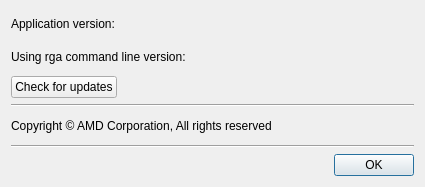
Old version of the form RadeonGPUAnalyzerGUI/Ui/rgAboutDialog.ui in the repository GPUOpen-Tools/radeon_gpu_analyzer.
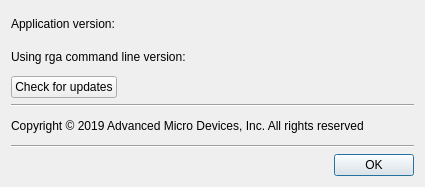
New version of the form.

```diff
--- a/RadeonGPUAnalyzerGUI/Ui/rgAboutDialog.ui
+++ b/RadeonGPUAnalyzerGUI/Ui/rgAboutDialog.ui
@@ -70,7 +70,7 @@
      <item>
       <widget class="QLabel" name="label">
        <property name="text">
-        <string>Copyright © AMD Corporation, All rights reserved</string>
+        <string>Copyright © 2019 Advanced Micro Devices, Inc. All rights reserved</string>
        </property>
       </widget>
      </item>
```
